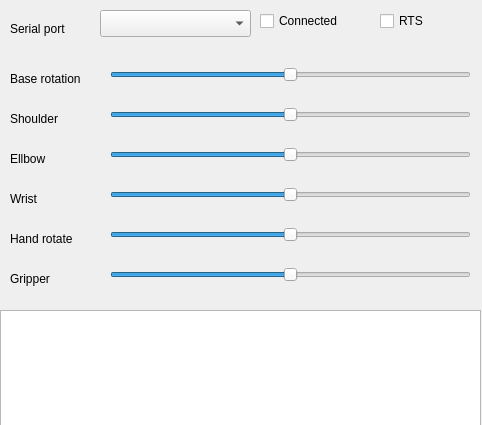
ulrichard/robotloader, file racs/qt/mainwindow.ui: the form before one commit.
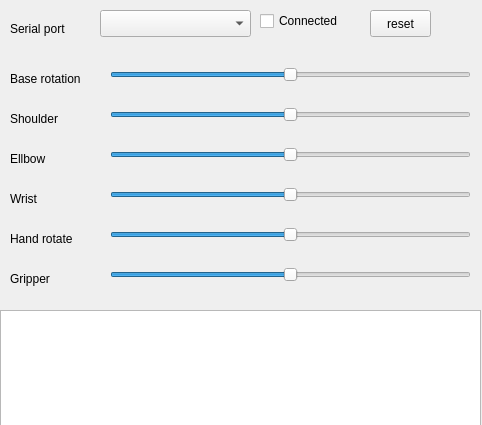
The form after the commit.

Commit message: The arm moves when I move the sliders in the app, but it's not quite reliable yet.

What changed in the file:
```diff
--- a/racs/qt/mainwindow.ui
+++ b/racs/qt/mainwindow.ui
@@ -221,7 +221,7 @@
      <rect>
       <x>260</x>
       <y>10</y>
-      <width>111</width>
+      <width>101</width>
       <height>22</height>
      </rect>
     </property>
@@ -252,17 +252,17 @@
      <string>Serial port</string>
     </property>
    </widget>
-   <widget class="QCheckBox" name="cbRTS">
+   <widget class="QPushButton" name="pbReset">
     <property name="geometry">
      <rect>
-      <x>380</x>
+      <x>370</x>
       <y>10</y>
       <width>61</width>
-      <height>22</height>
+      <height>27</height>
      </rect>
     </property>
     <property name="text">
-     <string>RTS</string>
+     <string>reset</string>
     </property>
    </widget>
   </widget>
```
The commit also changes 6 other files.
